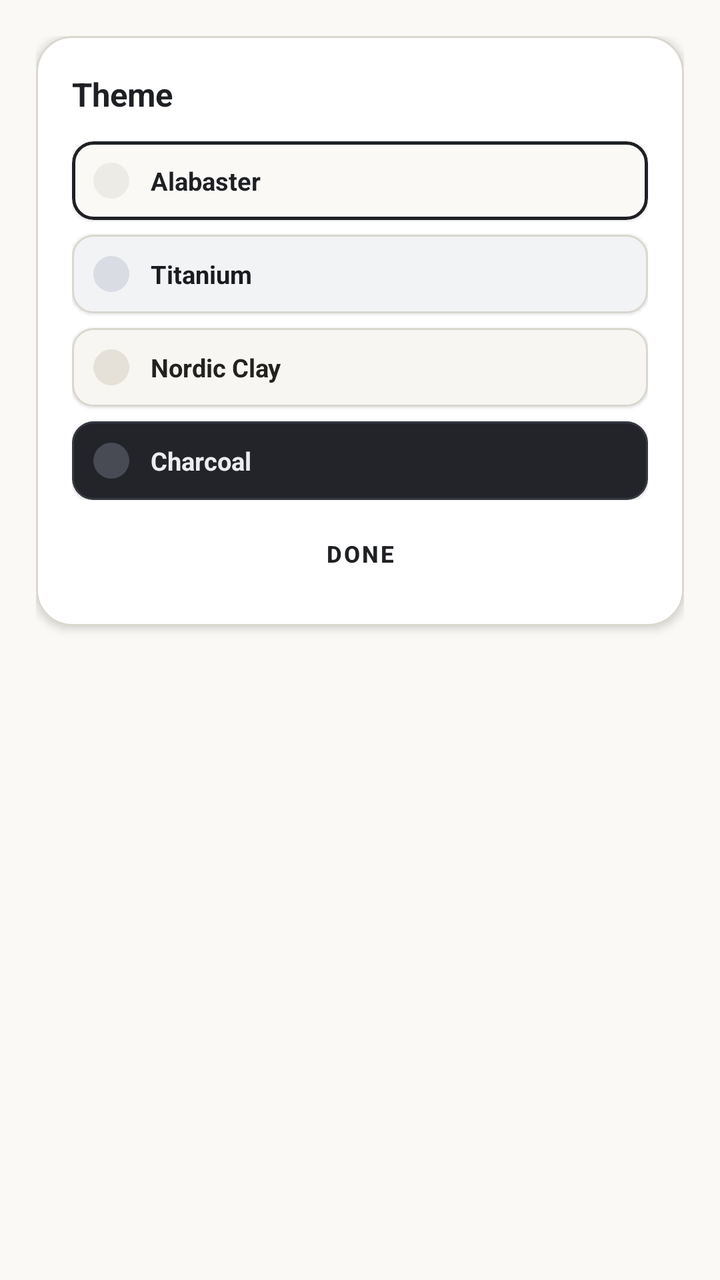
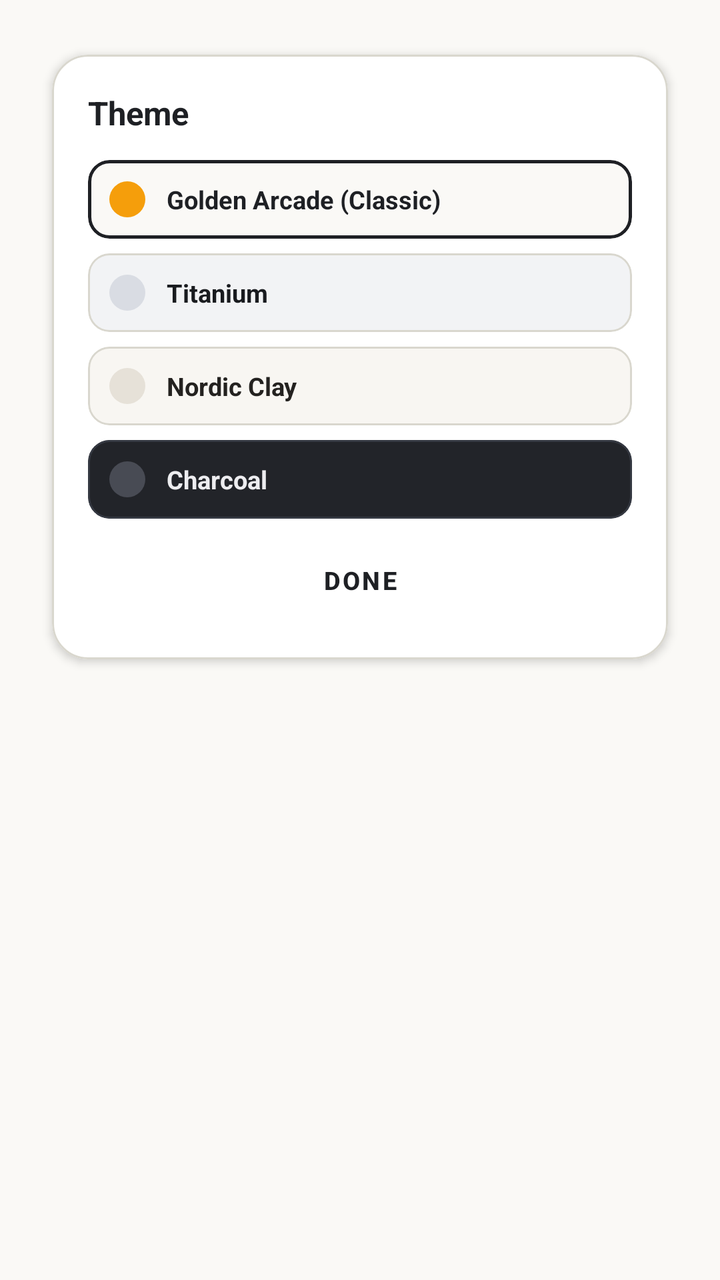

The first picture is an Android layout as it rendered before a commit; the second is the same layout after the commit. The layout source and the unified diff follow.
<!-- AndroidManifest.xml: application theme Theme.NumberBlocks -->
<!-- res/layout/dialog_theme_selector.xml -->
<?xml version="1.0" encoding="utf-8"?>
<LinearLayout xmlns:android="http://schemas.android.com/apk/res/android"
    xmlns:app="http://schemas.android.com/apk/res-auto"
    android:layout_width="match_parent"
    android:layout_height="wrap_content"
    android:background="@android:color/transparent"
    android:orientation="vertical"
    android:padding="@dimen/dp_20">

    <com.google.android.material.card.MaterialCardView
        android:layout_width="match_parent"
        android:layout_height="wrap_content"
        app:cardBackgroundColor="#FFFFFF"
        app:cardCornerRadius="@dimen/dp_20"
        app:cardElevation="@dimen/dp_3"
        app:strokeColor="#D9D7CE"
        app:strokeWidth="@dimen/dp_1">

        <LinearLayout
            android:layout_width="match_parent"
            android:layout_height="wrap_content"
            android:orientation="vertical"
            android:padding="@dimen/dp_20">

            <TextView
                android:layout_width="wrap_content"
                android:layout_height="wrap_content"
                android:text="@string/theme"
                android:textColor="#1E2024"
                android:textSize="@dimen/sp_18"
                android:textStyle="bold" />

            <LinearLayout
                android:layout_width="match_parent"
                android:layout_height="wrap_content"
                android:layout_marginTop="@dimen/dp_14"
                android:orientation="vertical">

                
                <com.google.android.material.card.MaterialCardView
                    android:id="@+id/card_theme_dark"
                    android:layout_width="match_parent"
                    android:layout_height="wrap_content"
                    android:layout_marginBottom="@dimen/dp_8"
                    app:cardBackgroundColor="#FAF9F6"
                    app:cardCornerRadius="@dimen/dp_12"
                    app:strokeColor="#1E2024"
                    app:strokeWidth="@dimen/dp_2">

                    <LinearLayout
                        android:layout_width="match_parent"
                        android:layout_height="wrap_content"
                        android:gravity="center_vertical"
                        android:orientation="horizontal"
                        android:padding="@dimen/dp_12">

                        <View
                            android:layout_width="@dimen/dp_20"
                            android:layout_height="@dimen/dp_20"
                            android:background="@drawable/circle_badge"
                            android:backgroundTint="#ECEBE5" />

                        <TextView
                            android:layout_width="wrap_content"
                            android:layout_height="wrap_content"
                            android:layout_marginStart="@dimen/dp_12"
                            android:text="Alabaster"
                            android:textColor="#1E2024"
                            android:textSize="@dimen/sp_14"
                            android:textStyle="bold" />
                    </LinearLayout>
                </com.google.android.material.card.MaterialCardView>

                
                <com.google.android.material.card.MaterialCardView
                    android:id="@+id/card_theme_light"
                    android:layout_width="match_parent"
                    android:layout_height="wrap_content"
                    android:layout_marginBottom="@dimen/dp_8"
                    app:cardBackgroundColor="#F2F3F5"
                    app:cardCornerRadius="@dimen/dp_12"
                    app:strokeColor="#D9D7CE"
                    app:strokeWidth="@dimen/dp_1">

                    <LinearLayout
                        android:layout_width="match_parent"
                        android:layout_height="wrap_content"
                        android:gravity="center_vertical"
                        android:orientation="horizontal"
                        android:padding="@dimen/dp_12">

                        <View
                            android:layout_width="@dimen/dp_20"
                            android:layout_height="@dimen/dp_20"
                            android:background="@drawable/circle_badge"
                            android:backgroundTint="#D9DCE3" />

                        <TextView
                            android:layout_width="wrap_content"
                            android:layout_height="wrap_content"
                            android:layout_marginStart="@dimen/dp_12"
                            android:text="Titanium"
                            android:textColor="#191B1F"
                            android:textSize="@dimen/sp_14"
                            android:textStyle="bold" />
                    </LinearLayout>
                </com.google.android.material.card.MaterialCardView>

                
                <com.google.android.material.card.MaterialCardView
                    android:id="@+id/card_theme_neon"
                    android:layout_width="match_parent"
                    android:layout_height="wrap_content"
                    android:layout_marginBottom="@dimen/dp_8"
                    app:cardBackgroundColor="#F8F6F2"
                    app:cardCornerRadius="@dimen/dp_12"
                    app:strokeColor="#D9D7CE"
                    app:strokeWidth="@dimen/dp_1">

                    <LinearLayout
                        android:layout_width="match_parent"
                        android:layout_height="wrap_content"
                        android:gravity="center_vertical"
                        android:orientation="horizontal"
                        android:padding="@dimen/dp_12">

                        <View
                            android:layout_width="@dimen/dp_20"
                            android:layout_height="@dimen/dp_20"
                            android:background="@drawable/circle_badge"
                            android:backgroundTint="#E6E1D8" />

                        <TextView
                            android:layout_width="wrap_content"
                            android:layout_height="wrap_content"
                            android:layout_marginStart="@dimen/dp_12"
                            android:text="@string/theme_nordic_title"
                            android:textColor="#242220"
                            android:textSize="@dimen/sp_14"
                            android:textStyle="bold" />
                    </LinearLayout>
                </com.google.android.material.card.MaterialCardView>

                
                <com.google.android.material.card.MaterialCardView
                    android:id="@+id/card_theme_pastel"
                    android:layout_width="match_parent"
                    android:layout_height="wrap_content"
                    app:cardBackgroundColor="#222429"
                    app:cardCornerRadius="@dimen/dp_12"
                    app:strokeColor="#353942"
                    app:strokeWidth="@dimen/dp_1">

                    <LinearLayout
                        android:layout_width="match_parent"
                        android:layout_height="wrap_content"
                        android:gravity="center_vertical"
                        android:orientation="horizontal"
                        android:padding="@dimen/dp_12">

                        <View
                            android:layout_width="@dimen/dp_20"
                            android:layout_height="@dimen/dp_20"
                            android:background="@drawable/circle_badge"
                            android:backgroundTint="#484B54" />

                        <TextView
                            android:layout_width="wrap_content"
                            android:layout_height="wrap_content"
                            android:layout_marginStart="@dimen/dp_12"
                            android:text="Charcoal"
                            android:textColor="#EDEDF0"
                            android:textSize="@dimen/sp_14"
                            android:textStyle="bold" />
                    </LinearLayout>
                </com.google.android.material.card.MaterialCardView>
            </LinearLayout>

            <Button
                android:id="@+id/btn_close_theme"
                style="@style/Widget.MaterialComponents.Button.TextButton"
                android:layout_width="match_parent"
                android:layout_height="@dimen/dp_40"
                android:layout_marginTop="@dimen/dp_10"
                android:text="Done"
                android:textColor="#1E2024"
                android:textSize="@dimen/sp_13"
                android:textStyle="bold" />

        </LinearLayout>
    </com.google.android.material.card.MaterialCardView>
</LinearLayout>
<!-- resources referenced by this layout -->
<resources>
  <dimen name="dp_1">1.00dp</dimen>
  <dimen name="dp_10">10.00dp</dimen>
  <dimen name="dp_12">12.00dp</dimen>
  <dimen name="dp_14">14.00dp</dimen>
  <dimen name="dp_2">2.00dp</dimen>
  <dimen name="dp_20">20.00dp</dimen>
  <dimen name="dp_3">3.00dp</dimen>
  <dimen name="dp_40">40.00dp</dimen>
  <dimen name="dp_8">8.00dp</dimen>
  <dimen name="sp_13">13.00sp</dimen>
  <dimen name="sp_14">14.00sp</dimen>
  <dimen name="sp_18">18.00sp</dimen>
  <!-- drawable circle_badge (drawable) -->
  <?xml version="1.0" encoding="utf-8"?>
  <shape xmlns:android="http://schemas.android.com/apk/res/android"
      android:shape="oval">
      <solid android:color="#FFFFFF" />
  </shape>
  <string name="theme">Theme</string>
  <string name="theme_nordic_title">Nordic Clay</string>
  <style name="Theme.NumberBlocks" parent="Theme.MaterialComponents.DayNight.NoActionBar">
          <item name="colorPrimary">@color/primary</item>
          <item name="colorPrimaryVariant">@color/primary_variant</item>
          <item name="colorSecondary">@color/secondary</item>
          <item name="android:statusBarColor">@color/background</item>
          <item name="android:navigationBarColor">@color/background</item>
          <item name="android:windowBackground">@color/background</item>
          <item name="android:windowLightStatusBar">true</item>
      </style>
  <color name="primary">#1E2024</color>
  <color name="primary_variant">#161719</color>
  <color name="secondary">#5A5D66</color>
  <color name="background">#FAF9F6</color>
</resources>

<!-- the commit's change to res/layout/dialog_theme_selector.xml (unified diff, before → after) -->
@@ -4,6 +4,8 @@
     android:layout_width="match_parent"
     android:layout_height="wrap_content"
     android:background="@android:color/transparent"
+    android:clipChildren="false"
+    android:clipToPadding="false"
     android:orientation="vertical"
     android:padding="@dimen/dp_20">
 
@@ -13,6 +15,7 @@
         app:cardBackgroundColor="#FFFFFF"
         app:cardCornerRadius="@dimen/dp_20"
         app:cardElevation="@dimen/dp_3"
+        app:cardUseCompatPadding="true"
         app:strokeColor="#D9D7CE"
         app:strokeWidth="@dimen/dp_1">
 
@@ -44,6 +47,7 @@
                     android:layout_marginBottom="@dimen/dp_8"
                     app:cardBackgroundColor="#FAF9F6"
                     app:cardCornerRadius="@dimen/dp_12"
+                    app:cardElevation="0dp"
                     app:strokeColor="#1E2024"
                     app:strokeWidth="@dimen/dp_2">
 
@@ -58,13 +62,13 @@
                             android:layout_width="@dimen/dp_20"
                             android:layout_height="@dimen/dp_20"
                             android:background="@drawable/circle_badge"
-                            android:backgroundTint="#ECEBE5" />
+                            android:backgroundTint="#F59E0B" />
 
                         <TextView
                             android:layout_width="wrap_content"
                             android:layout_height="wrap_content"
                             android:layout_marginStart="@dimen/dp_12"
-                            android:text="Alabaster"
+                            android:text="Golden Arcade (Classic)"
                             android:textColor="#1E2024"
                             android:textSize="@dimen/sp_14"
                             android:textStyle="bold" />
@@ -79,6 +83,7 @@
                     android:layout_marginBottom="@dimen/dp_8"
                     app:cardBackgroundColor="#F2F3F5"
                     app:cardCornerRadius="@dimen/dp_12"
+                    app:cardElevation="0dp"
                     app:strokeColor="#D9D7CE"
                     app:strokeWidth="@dimen/dp_1">
 
@@ -114,6 +119,7 @@
                     android:layout_marginBottom="@dimen/dp_8"
                     app:cardBackgroundColor="#F8F6F2"
                     app:cardCornerRadius="@dimen/dp_12"
+                    app:cardElevation="0dp"
                     app:strokeColor="#D9D7CE"
                     app:strokeWidth="@dimen/dp_1">
 
@@ -148,6 +154,7 @@
                     android:layout_height="wrap_content"
                     app:cardBackgroundColor="#222429"
                     app:cardCornerRadius="@dimen/dp_12"
+                    app:cardElevation="0dp"
                     app:strokeColor="#353942"
                     app:strokeWidth="@dimen/dp_1">
 
@@ -178,13 +185,13 @@
 
             <Button
                 android:id="@+id/btn_close_theme"
-                style="@style/Widget.MaterialComponents.Button.TextButton"
+                style="@style/GameButton.Text"
                 android:layout_width="match_parent"
-                android:layout_height="@dimen/dp_40"
+                android:layout_height="@dimen/dp_48"
                 android:layout_marginTop="@dimen/dp_10"
                 android:text="Done"
                 android:textColor="#1E2024"
-                android:textSize="@dimen/sp_13"
+                android:textSize="@dimen/sp_14"
                 android:textStyle="bold" />
 
         </LinearLayout>
<!-- resource entries referenced after the edit -->
@@ -7,9 +7,8 @@
   <dimen name="dp_2">2.00dp</dimen>
   <dimen name="dp_20">20.00dp</dimen>
   <dimen name="dp_3">3.00dp</dimen>
-  <dimen name="dp_40">40.00dp</dimen>
+  <dimen name="dp_48">48.00dp</dimen>
   <dimen name="dp_8">8.00dp</dimen>
-  <dimen name="sp_13">13.00sp</dimen>
   <dimen name="sp_14">14.00sp</dimen>
   <dimen name="sp_18">18.00sp</dimen>
   <!-- drawable circle_badge (drawable) -->
@@ -20,6 +19,14 @@
   </shape>
   <string name="theme">Theme</string>
   <string name="theme_nordic_title">Nordic Clay</string>
+  <style name="GameButton.Text" parent="Widget.MaterialComponents.Button.TextButton">
+          <item name="android:layout_height">@dimen/dp_48</item>
+          <item name="android:textSize">@dimen/sp_14</item>
+          <item name="android:textStyle">bold</item>
+          <item name="android:insetTop">0dp</item>
+          <item name="android:insetBottom">0dp</item>
+          <item name="android:textColor">@color/text_secondary</item>
+      </style>
   <style name="Theme.NumberBlocks" parent="Theme.MaterialComponents.DayNight.NoActionBar">
           <item name="colorPrimary">@color/primary</item>
           <item name="colorPrimaryVariant">@color/primary_variant</item>
@@ -29,6 +36,7 @@
           <item name="android:windowBackground">@color/background</item>
           <item name="android:windowLightStatusBar">true</item>
       </style>
+  <color name="text_secondary">#737680</color>
   <color name="primary">#1E2024</color>
   <color name="primary_variant">#161719</color>
   <color name="secondary">#5A5D66</color>
